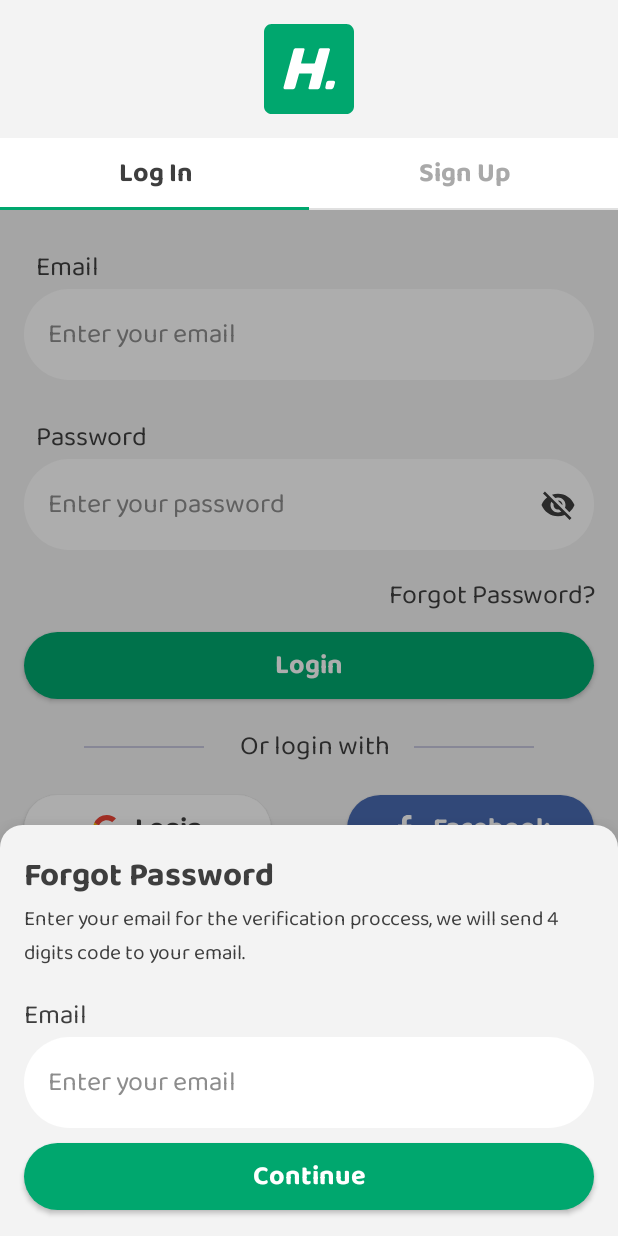
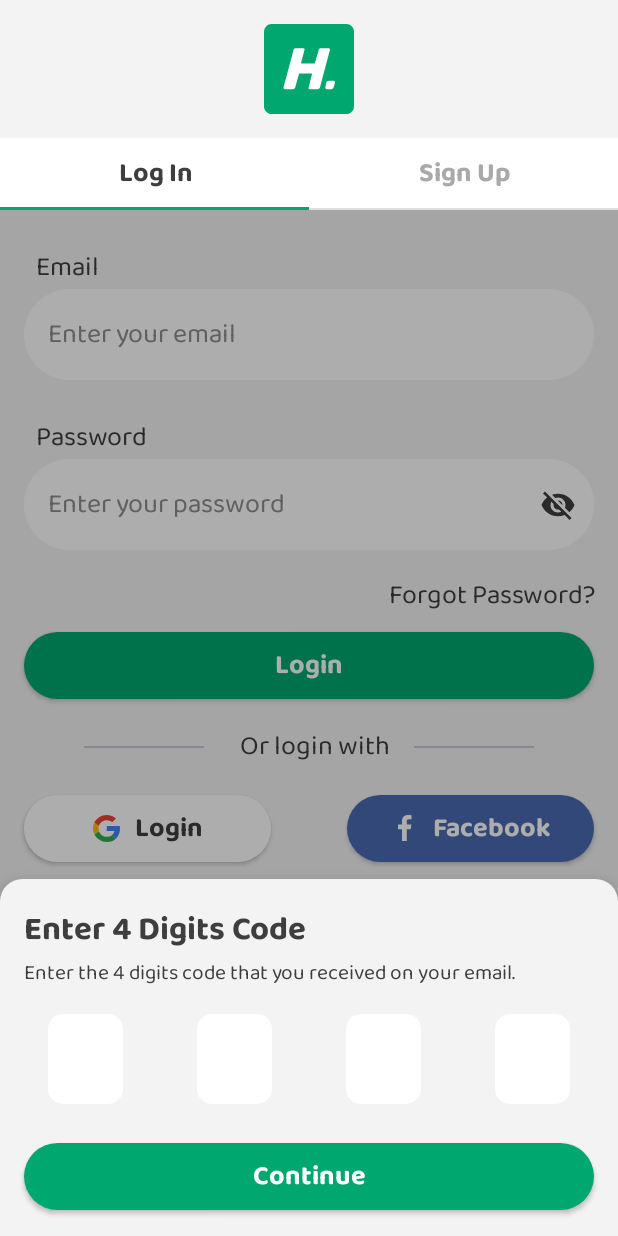
Before and after one commit to JunydDEV/android-hindara-booking-compose-app, an Android app built with Jetpack Compose: the AuthenticationScreen screen opened through its navigation route, after a tap on "Continue", on a phone screen of 412 x 824 dp. Run offline under Robolectric (Android 15) with nearby library versions, the light colour scheme and no system bars; our stand-ins replace Dagger/Hilt's generated code, accompanist; 1 statement that could not run was skipped.

Commit message:
Implemented Email Verification BottomSheet dialog.

```diff
--- a/app/src/main/java/com/android/hindara/booking/app/ui/authentication/AuthenticationViewModel.kt
+++ b/app/src/main/java/com/android/hindara/booking/app/ui/authentication/AuthenticationViewModel.kt
@@ -4,5 +4,4 @@ import androidx.lifecycle.ViewModel
 import javax.inject.Inject
 
 class AuthenticationViewModel @Inject constructor(): ViewModel() {
-
 }
--- /dev/null
+++ b/app/src/main/java/com/android/hindara/booking/app/ui/authentication/login/LoginBottomSheet.kt
@@ -0,0 +1,7 @@
+package com.android.hindara.booking.app.ui.authentication.login
+
+sealed class LoginBottomSheet {
+    object ForgotPassword : LoginBottomSheet()
+    object VerifyEmail: LoginBottomSheet()
+    object ResetPassword: LoginBottomSheet()
+}
--- a/app/src/main/java/com/android/hindara/booking/app/ui/authentication/login/LoginScreen.kt
+++ b/app/src/main/java/com/android/hindara/booking/app/ui/authentication/login/LoginScreen.kt
@@ -33,6 +33,7 @@ import androidx.hilt.navigation.compose.hiltViewModel
 import androidx.navigation.NavController
 import com.android.hindara.booking.app.R
 import com.android.hindara.booking.app.getHalfScreenWidth
+import com.android.hindara.booking.app.ui.authentication.login.emailverification.EmailVerificationBottomSheet
 import com.android.hindara.booking.app.ui.theme.*
 import kotlinx.coroutines.CoroutineScope
 import kotlinx.coroutines.launch
@@ -43,18 +44,53 @@ fun LoginScreen(
     navController: NavController,
     viewModel: LoginViewModel = hiltViewModel()
 ) {
-    val forgotPasswordBottomSheetState = rememberModalBottomSheetState(
+    val bottomSheetsVisibilityState = remember {
+        mutableStateOf<LoginBottomSheet>(LoginBottomSheet.ForgotPassword)
+    }
+    val bottomSheetState = rememberModalBottomSheetState(
         initialValue = ModalBottomSheetValue.Hidden,
         confirmStateChange = { it != ModalBottomSheetValue.Expanded }
     )
     val coroutineScope = rememberCoroutineScope()
 
-    BackHandler(forgotPasswordBottomSheetState.isVisible) {
-        coroutineScope.launch { forgotPasswordBottomSheetState.hide() }
+    SetupBottomSheetModelLayout(bottomSheetsVisibilityState, bottomSheetState, coroutineScope)
+}
+
+@OptIn(ExperimentalMaterialApi::class)
+@Composable
+fun SetupBottomSheetModelLayout(
+    loginBottomSheetState: MutableState<LoginBottomSheet>,
+    bottomSheetState: ModalBottomSheetState,
+    scope: CoroutineScope
+) {
+    BackHandler(bottomSheetState.isVisible) {
+        scope.launch { bottomSheetState.hide() }
     }
 
-    ForgotPasswordBottomSheet(sheetState = forgotPasswordBottomSheetState) {
-        MainScreenContent(forgotPasswordBottomSheetState, coroutineScope)
+    LaunchedEffect(key1 = scope) {
+        scope.launch { bottomSheetState.hide() }
+    }
+
+    when (loginBottomSheetState.value) {
+        LoginBottomSheet.ForgotPassword -> {
+            ForgotPasswordBottomSheet(
+                sheetState = bottomSheetState,
+                loginBottomSheetState = loginBottomSheetState
+            ) {
+                MainScreenContent(
+                    bottomSheetScaffoldState = bottomSheetState,
+                    coroutineScope = scope
+                )
+            }
+        }
+        else -> {
+            EmailVerificationBottomSheet(sheetState = bottomSheetState) {
+                MainScreenContent(
+                    bottomSheetScaffoldState = bottomSheetState,
+                    coroutineScope = scope
+                )
+            }
+        }
     }
 }
 
@@ -117,7 +153,7 @@ private fun EmailTextFieldLabelComposable() {
         )
     Text(
         modifier = emailLabelModifier,
-        text = stringResource(R.string.textfield_email_label),
+        text = stringResource(R.string.textField_email_label),
         style = typography.body1,
         color = DarkTextColor
     )
@@ -164,7 +200,7 @@ private fun PasswordTextFieldLabelComposable() {
         )
     Text(
         modifier = passwordLabelModifier,
-        text = stringResource(R.string.textfield_password_label),
+        text = stringResource(R.string.textField_password_label),
         style = typography.body1,
         color = DarkTextColor
     )
@@ -369,7 +405,7 @@ private fun SpacerComposable() {
 @Composable
 private fun EmailPlaceholderContent(typography: Typography) {
     Text(
-        text = stringResource(R.string.textfield_email_placeholder),
+        text = stringResource(R.string.textField_email_placeholder),
         style = typography.body1,
         color = FieldPlaceholderColor
     )
@@ -384,7 +420,7 @@ private fun getEmailKeyboardOptions() = KeyboardOptions(
 @Composable
 private fun PasswordPlaceholderContent(typography: Typography) {
     Text(
-        text = stringResource(R.string.textfield_password_placeholder),
+        text = stringResource(R.string.textField_password_placeholder),
         style = typography.body1,
         color = FieldPlaceholderColor
     )
--- a/app/src/main/java/com/android/hindara/booking/app/ui/authentication/login/LoginViewModel.kt
+++ b/app/src/main/java/com/android/hindara/booking/app/ui/authentication/login/LoginViewModel.kt
@@ -4,5 +4,4 @@ import androidx.lifecycle.ViewModel
 import javax.inject.Inject
 
 class LoginViewModel @Inject constructor(): ViewModel() {
-
 }
--- /dev/null
+++ b/app/src/main/java/com/android/hindara/booking/app/ui/authentication/login/emailverification/EmailVerificationBottomSheet.kt
@@ -0,0 +1,144 @@
+package com.android.hindara.booking.app.ui.authentication.login.emailverification
+
+import androidx.compose.foundation.layout.*
+import androidx.compose.foundation.lazy.LazyRow
+import androidx.compose.foundation.shape.CornerSize
+import androidx.compose.foundation.shape.RoundedCornerShape
+import androidx.compose.foundation.text.KeyboardActions
+import androidx.compose.foundation.text.KeyboardOptions
+import androidx.compose.material.*
+import androidx.compose.runtime.Composable
+import androidx.compose.runtime.mutableStateOf
+import androidx.compose.runtime.remember
+import androidx.compose.ui.Modifier
+import androidx.compose.ui.focus.FocusDirection
+import androidx.compose.ui.focus.FocusManager
+import androidx.compose.ui.graphics.Color
+import androidx.compose.ui.platform.LocalFocusManager
+import androidx.compose.ui.res.dimensionResource
+import androidx.compose.ui.res.stringResource
+import androidx.compose.ui.text.input.ImeAction
+import androidx.compose.ui.text.input.KeyboardType
+import androidx.hilt.navigation.compose.hiltViewModel
+import com.android.hindara.booking.app.R
+import com.android.hindara.booking.app.ui.theme.BottomSheetBackgroundColor
+import com.android.hindara.booking.app.ui.theme.DarkTextColor
+import com.android.hindara.booking.app.ui.theme.FieldBackgroundColor
+
+@OptIn(ExperimentalMaterialApi::class)
+@Composable
+fun EmailVerificationBottomSheet(
+    viewModel: EmailVerificationViewModel = hiltViewModel(),
+    sheetState: ModalBottomSheetState,
+    MainScreenContent: @Composable () -> Unit
+) {
+    ModalBottomSheetLayout(
+        sheetState = sheetState,
+        sheetBackgroundColor = BottomSheetBackgroundColor,
+        sheetShape = RoundedCornerShape(
+            topStart = dimensionResource(id = R.dimen.bottomSheetCornerSize),
+            topEnd = dimensionResource(id = R.dimen.bottomSheetCornerSize)
+        ),
+        sheetContent = { EmailVerificationBottomSheetContent() },
+    ) { MainScreenContent() }
+}
+
+@Composable
+fun EmailVerificationBottomSheetContent() {
+    Column(
+        modifier = Modifier
+            .padding(dimensionResource(id = R.dimen.defaultSpacing))
+            .fillMaxWidth()
+    ) {
+        Text(
+            modifier = Modifier.fillMaxWidth(),
+            text = stringResource(R.string.enter_digits_title),
+            style = MaterialTheme.typography.h1,
+            color = DarkTextColor
+        )
+
+        Text(
+            modifier = Modifier.fillMaxWidth(),
+            text = stringResource(R.string.enter_digits_description),
+            style = MaterialTheme.typography.body2,
+            color = DarkTextColor
+        )
+
+        DigitsRowComposable()
+
+        ContinueButtonComposable()
+    }
+}
+
+@Composable
+fun DigitsRowComposable() {
+    val digitsRowModifier = Modifier
+        .fillMaxWidth()
+        .padding(
+            dimensionResource(id = R.dimen.defaultSpacing)
+        )
+    LazyRow(modifier = digitsRowModifier, horizontalArrangement = Arrangement.SpaceBetween) {
+        items(4) {
+            DigitFieldComposable(it == 3)
+        }
+    }
+}
+
+@Composable
+fun DigitFieldComposable(isLastField: Boolean) {
+    val focus = LocalFocusManager.current
+    val fieldState = remember {
+        mutableStateOf("")
+    }
+
+    TextField(
+        modifier = Modifier
+            .width(dimensionResource(id = R.dimen.digitFieldWidth))
+            .height(dimensionResource(id = R.dimen.digitFieldHeight)),
+        value = fieldState.value,
+        shape = RoundedCornerShape(dimensionResource(id = R.dimen.digitFieldCornerSize)),
+        singleLine = true,
+        textStyle = MaterialTheme.typography.h1,
+        onValueChange = { fieldState.value = it },
+        keyboardActions = onKeyboardAction(focus),
+        keyboardOptions = getKeyboardOptions(isLastField),
+        colors = getTextFieldColors(),
+    )
+}
+
+@Composable
+private fun onKeyboardAction(
+    focus: FocusManager
+) = KeyboardActions(
+    onNext = { focus.moveFocus(FocusDirection.Next) },
+    onDone = {
+        focus.clearFocus()
+    }
+)
+
+@Composable
+private fun getKeyboardOptions(isLastField: Boolean) = KeyboardOptions(
+    imeAction = if (isLastField) ImeAction.Done else ImeAction.Next,
+    keyboardType = KeyboardType.Decimal
+)
+
+@Composable
+private fun getTextFieldColors() = TextFieldDefaults.textFieldColors(
+    backgroundColor = FieldBackgroundColor,
+    focusedIndicatorColor = Color.Transparent,
+    unfocusedIndicatorColor = Color.Transparent
+)
+
+@Composable
+private fun ContinueButtonComposable() {
+    val continueButtonModifier = Modifier
+        .fillMaxWidth()
+        .padding(top = dimensionResource(id = R.dimen.smallSpacing))
+    Button(
+        modifier = continueButtonModifier,
+        shape = RoundedCornerShape(CornerSize(dimensionResource(id = R.dimen.buttonCornersSize))),
+        onClick = { },
+    ) {
+        Text(stringResource(R.string.button_continue_text))
+    }
+}
--- /dev/null
+++ b/app/src/main/java/com/android/hindara/booking/app/ui/authentication/login/emailverification/EmailVerificationViewModel.kt
@@ -0,0 +1,7 @@
+package com.android.hindara.booking.app.ui.authentication.login.emailverification
+
+import androidx.lifecycle.ViewModel
+import javax.inject.Inject
+
+class EmailVerificationViewModel @Inject constructor(): ViewModel() {
+}
--- a/app/src/main/java/com/android/hindara/booking/app/ui/authentication/login/forgotpassword/ForgotPasswordBottomSheet.kt
+++ b/app/src/main/java/com/android/hindara/booking/app/ui/authentication/login/forgotpassword/ForgotPasswordBottomSheet.kt
@@ -6,10 +6,7 @@ import androidx.compose.foundation.shape.RoundedCornerShape
 import androidx.compose.foundation.text.KeyboardActions
 import androidx.compose.foundation.text.KeyboardOptions
 import androidx.compose.material.*
-import androidx.compose.runtime.Composable
-import androidx.compose.runtime.MutableState
-import androidx.compose.runtime.mutableStateOf
-import androidx.compose.runtime.remember
+import androidx.compose.runtime.*
 import androidx.compose.ui.Modifier
 import androidx.compose.ui.focus.FocusDirection
 import androidx.compose.ui.focus.FocusManager
@@ -29,6 +26,7 @@ import com.android.hindara.booking.app.ui.theme.*
 fun ForgotPasswordBottomSheet(
     viewModel: ForgotPasswordViewModel = hiltViewModel(),
     sheetState: ModalBottomSheetState,
+    loginBottomSheetState: MutableState<LoginBottomSheet>,
     MainScreenContent: @Composable () -> Unit
 ) {
     ModalBottomSheetLayout(
@@ -38,12 +36,12 @@ fun ForgotPasswordBottomSheet(
             topStart = dimensionResource(id = R.dimen.bottomSheetCornerSize),
             topEnd = dimensionResource(id = R.dimen.bottomSheetCornerSize)
         ),
-        sheetContent = { ForgotPasswordBottomSheetContent() },
+        sheetContent = { ForgotPasswordBottomSheetContent(loginBottomSheetState) },
     ) { MainScreenContent() }
 }
 
 @Composable
-fun ForgotPasswordBottomSheetContent() {
+fun ForgotPasswordBottomSheetContent(loginBottomSheetState: MutableState<LoginBottomSheet>) {
     Column(
         modifier = Modifier
             .padding(dimensionResource(id = R.dimen.defaultSpacing))
@@ -65,7 +63,7 @@ fun ForgotPasswordBottomSheetContent() {
 
         ForgotPasswordEmailTextFieldLabelComposable()
         ForgotPasswordEmailTextFieldComposable()
-        ContinueButtonComposable()
+        ContinueButtonComposable(loginBottomSheetState)
     }
 }
 
@@ -76,7 +74,7 @@ private fun ForgotPasswordEmailTextFieldLabelComposable() {
         .padding(top = dimensionResource(id = R.dimen.defaultSpacing))
     Text(
         modifier = emailLabelModifier,
-        text = stringResource(R.string.textfield_email_label),
+        text = stringResource(R.string.textField_email_label),
         style = MaterialTheme.typography.body1,
         color = DarkTextColor
     )
@@ -125,7 +123,7 @@ private fun onKeyboardAction(focus: FocusManager, fieldState: MutableState<Strin
 @Composable
 private fun EmailPlaceholderContent(typography: Typography) {
     Text(
-        text = stringResource(R.string.textfield_email_placeholder),
+        text = stringResource(R.string.textField_email_placeholder),
         style = typography.body1,
         color = FieldPlaceholderColor
     )
@@ -138,14 +136,16 @@ private fun getEmailKeyboardOptions() = KeyboardOptions(
 )
 
 @Composable
-private fun ContinueButtonComposable() {
+private fun ContinueButtonComposable(loginBottomSheetState: MutableState<LoginBottomSheet>) {
     val continueButtonModifier = Modifier
         .fillMaxWidth()
         .padding(top = dimensionResource(id = R.dimen.smallSpacing))
     Button(
         modifier = continueButtonModifier,
         shape = RoundedCornerShape(CornerSize(dimensionResource(id = R.dimen.buttonCornersSize))),
-        onClick = { },
+        onClick = {
+            loginBottomSheetState.value = LoginBottomSheet.VerifyEmail
+        },
     ) {
         Text(stringResource(R.string.button_continue_text))
     }
--- a/app/src/main/res/values/dimentions.xml
+++ b/app/src/main/res/values/dimentions.xml
@@ -16,4 +16,8 @@
 
     <dimen name="bottomSheetCornerSize">15dp</dimen>
 
+    <dimen name="digitFieldWidth">50dp</dimen>
+    <dimen name="digitFieldHeight">60dp</dimen>
+    <dimen name="digitFieldCornerSize">10dp</dimen>
+
 </resources>
--- a/app/src/main/res/values/strings.xml
+++ b/app/src/main/res/values/strings.xml
@@ -13,10 +13,10 @@
     <string name="hindara_logo_description">Hindara Logo Description</string>
     <string name="tab_title_login">Log In</string>
     <string name="tab_title_signup">Sign Up</string>
-    <string name="textfield_email_label">Email</string>
-    <string name="textfield_password_placeholder">Enter your password</string>
-    <string name="textfield_password_label">Password</string>
-    <string name="textfield_email_placeholder">Enter your email</string>
+    <string name="textField_email_label">Email</string>
+    <string name="textField_password_placeholder">Enter your password</string>
+    <string name="textField_password_label">Password</string>
+    <string name="textField_email_placeholder">Enter your email</string>
     <string name="text_forgot_password_label">Forgot Password?</string>
     <string name="button_login_text">Login</string>
     <string name="text_alternate_login_with">Or login with</string>
@@ -27,4 +27,6 @@
     <string name="forgot_password_title">Forgot Password</string>
     <string name="forgot_password_description">Enter your email for the verification proccess, we will send 4 digits code to your email.</string>
     <string name="button_continue_text">Continue</string>
+    <string name="enter_digits_title">Enter 4 Digits Code</string>
+    <string name="enter_digits_description">Enter the 4 digits code that you received on your email.</string>
 </resources>
```
